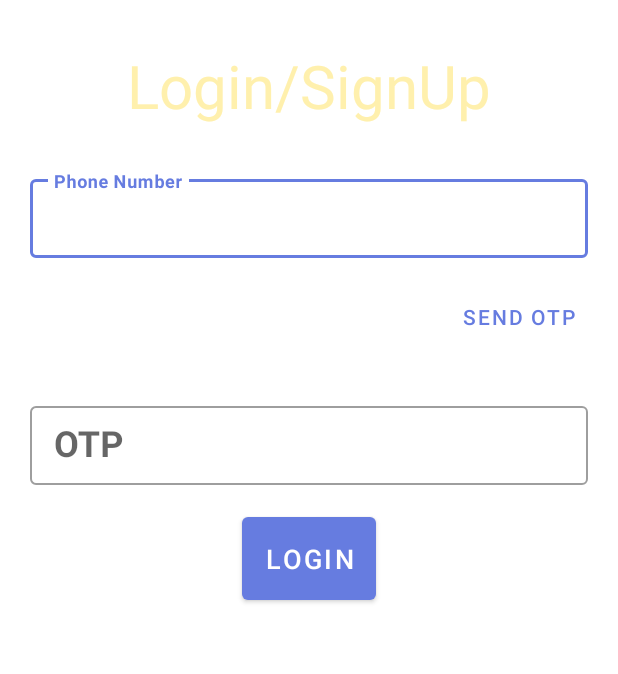
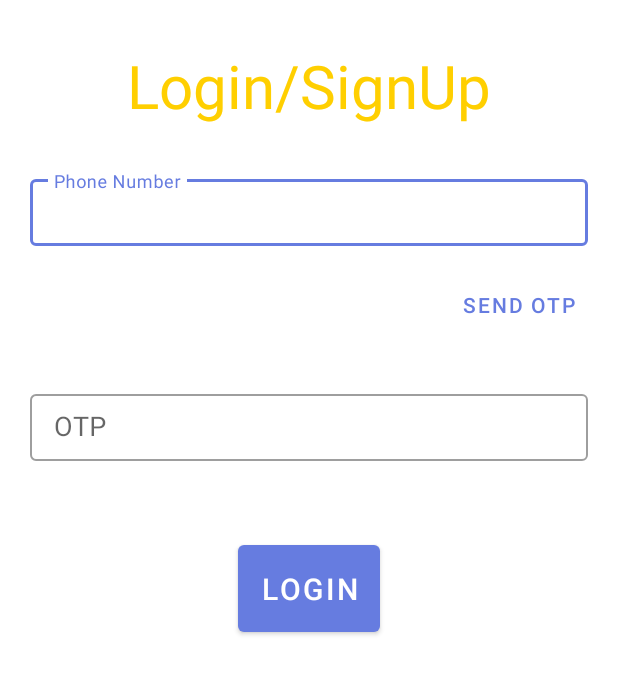
Before and after one commit to akshaykhare19/ChitChat, an Android app: the screen it shows after launch (LoginActivity), on a phone screen of 412 x 824 dp. Shown: the top 674 px of the screen. Run offline under Robolectric (Android 15) with nearby library versions, the phone set to English and light mode, and no system bars; our stand-ins replace Firebase (no records; nobody signed in at launch, a user with empty details on screens opened directly), data binding; 3 statements that could not run were skipped.

Commit message:
Completed user login page

```diff
--- a/app/src/main/res/layout/fragment_login.xml
+++ b/app/src/main/res/layout/fragment_login.xml
@@ -74,8 +74,7 @@
                 android:inputType="phone"
                 android:maxLength="10"
                 android:maxLines="1"
-                android:textSize="24sp"
-                android:textStyle="bold" />
+                android:textSize="18sp"/>
 
         </com.google.android.material.textfield.TextInputLayout>
 
@@ -109,8 +108,7 @@
                 android:inputType="number"
                 android:maxLength="6"
                 android:maxLines="1"
-                android:textSize="24sp"
-                android:textStyle="bold" />
+                android:textSize="18sp"/>
 
         </com.google.android.material.textfield.TextInputLayout>
 
@@ -120,8 +118,8 @@
             android:layout_width="wrap_content"
             android:layout_height="wrap_content"
             android:text="@string/login"
-            android:layout_marginTop="15dp"
-            android:textSize="18sp"
+            android:layout_marginTop="50dp"
+            android:textSize="20sp"
             android:padding="15dp"
             app:layout_constraintRight_toRightOf="@id/send_otp"
             app:layout_constraintTop_toBottomOf="@id/otp_layout"
--- a/app/src/main/res/values-night/themes.xml
+++ b/app/src/main/res/values-night/themes.xml
@@ -17,7 +17,8 @@
 
 
     <style name="Heading">
-        <item name="android:textColor">@color/header_dark</item>
+        <item name="android:textColor">@color/header_light</item>
+        <item name="background">@color/app_theme_dark</item>
     </style>
 
     <style name="ThemeColor">
--- a/app/src/main/res/values/colors.xml
+++ b/app/src/main/res/values/colors.xml
@@ -15,7 +15,7 @@
 
     //light
     <color name="app_theme_light">#667CE0</color>
-    <color name="header_light">#FFF0AD</color>
+    <color name="header_light">#FFCF00</color>
     <color name="background_light">#DCD7DBE6</color>
 
 </resources>
--- a/app/src/main/res/values/themes.xml
+++ b/app/src/main/res/values/themes.xml
@@ -18,6 +18,7 @@
 
     <style name="Heading">
         <item name="android:textColor">@color/header_light</item>
+        <item name="background">@color/app_theme_light</item>
     </style>
 
     <style name="ThemeColor">
```
